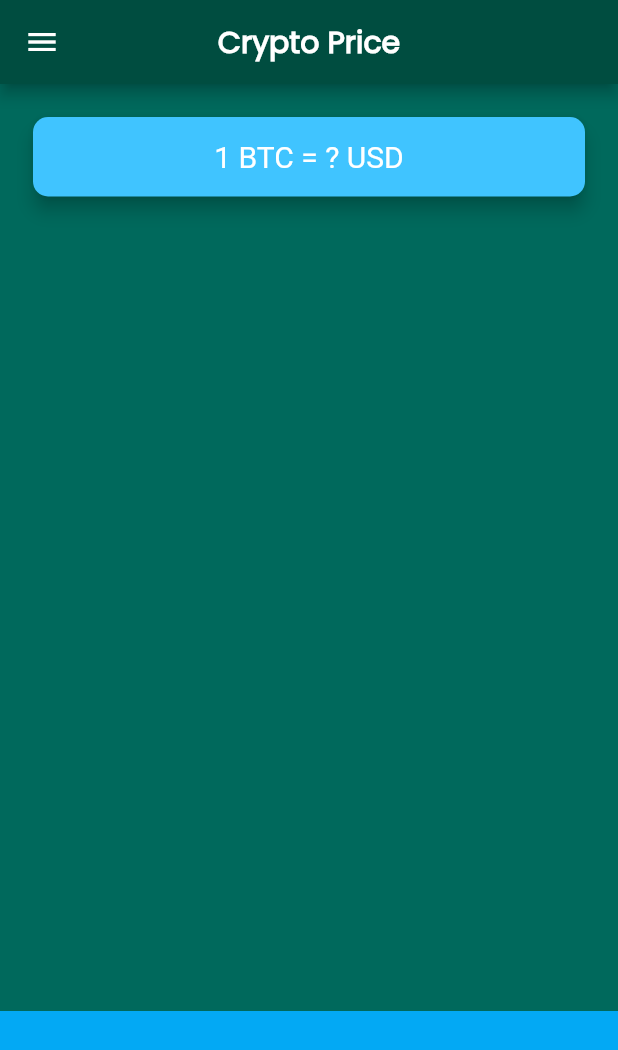
After one commit to vutfiq01/mi_flash_card, a Flutter app: the CoinPriceScreen screen opened directly, on a phone screen of 412 x 824 dp. The commit adds this screen. Shown: the top 1050 px of the screen. Run offline on Flutter 3.47's test engine with Material 2 defaults, Android fonts, the phone set to English and light mode, and no system bars; our stand-ins replace audioplayers, flutter_spinkit, font_awesome_flutter, geolocator, rflutter_alert.

Commit message:
initialize crypto price checker

```diff
--- /dev/null
+++ b/lib/bitcoinPriceTickerApp/coin_price_screen.dart
@@ -0,0 +1,55 @@
+import 'package:flutter/material.dart';
+import '../widget/navigation_drawer.dart';
+
+class CoinPriceScreen extends StatefulWidget {
+  const CoinPriceScreen({super.key});
+
+  @override
+  State<CoinPriceScreen> createState() => _CoinPriceScreenState();
+}
+
+class _CoinPriceScreenState extends State<CoinPriceScreen> {
+  @override
+  Widget build(BuildContext context) {
+    return Scaffold(
+      appBar: AppBar(
+        title: const Text('Crypto Price'),
+      ),
+      drawer: const MyNavigationDrawer(),
+      body: Column(
+        mainAxisAlignment: MainAxisAlignment.spaceBetween,
+        crossAxisAlignment: CrossAxisAlignment.stretch,
+        children: <Widget>[
+          Padding(
+            padding: const EdgeInsets.fromLTRB(18.0, 18.0, 18.0, 0),
+            child: Card(
+              color: Colors.lightBlueAccent,
+              elevation: 5.0,
+              shape: RoundedRectangleBorder(
+                borderRadius: BorderRadius.circular(10.0),
+              ),
+              child: const Padding(
+                padding: EdgeInsets.symmetric(vertical: 15.0, horizontal: 28.0),
+                child: Text(
+                  '1 BTC = ? USD',
+                  textAlign: TextAlign.center,
+                  style: TextStyle(
+                    fontSize: 20.0,
+                    color: Colors.white,
+                  ),
+                ),
+              ),
+            ),
+          ),
+          Container(
+            height: 150.0,
+            alignment: Alignment.center,
+            padding: const EdgeInsets.only(bottom: 30.0),
+            color: Colors.lightBlue,
+            child: null,
+          ),
+        ],
+      ),
+    );
+  }
+}
```
Also changed, not shown: lib/bitcoinPriceTickerApp/coin_data.dart (added, +31 -0 lines), lib/widget/navigation_drawer.dart (+7 -0 lines).
